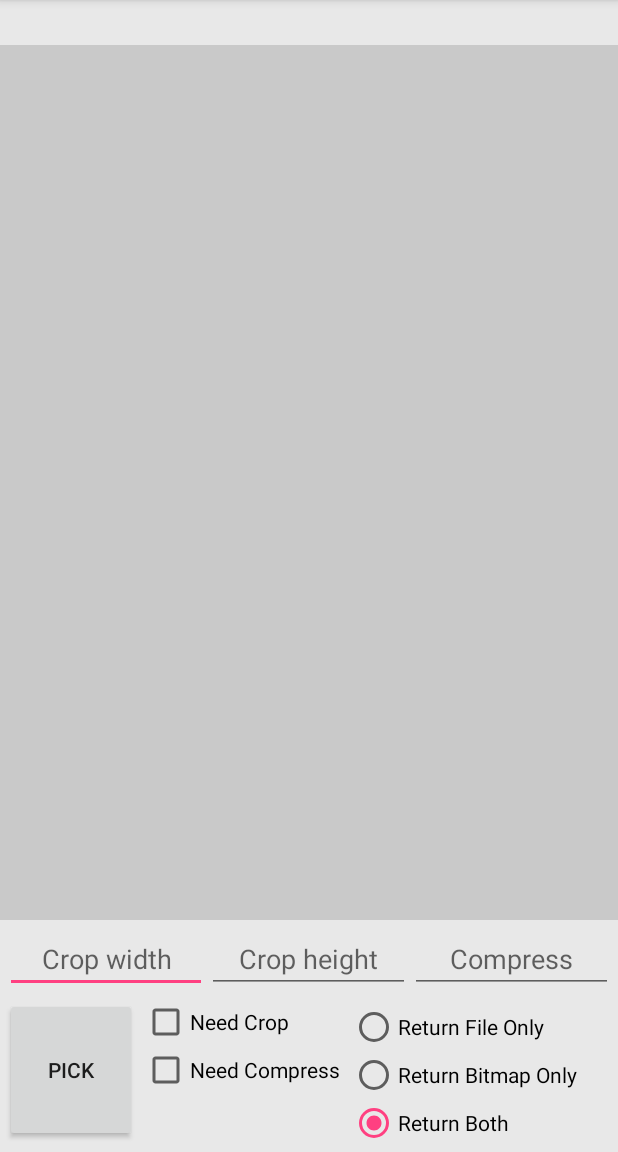
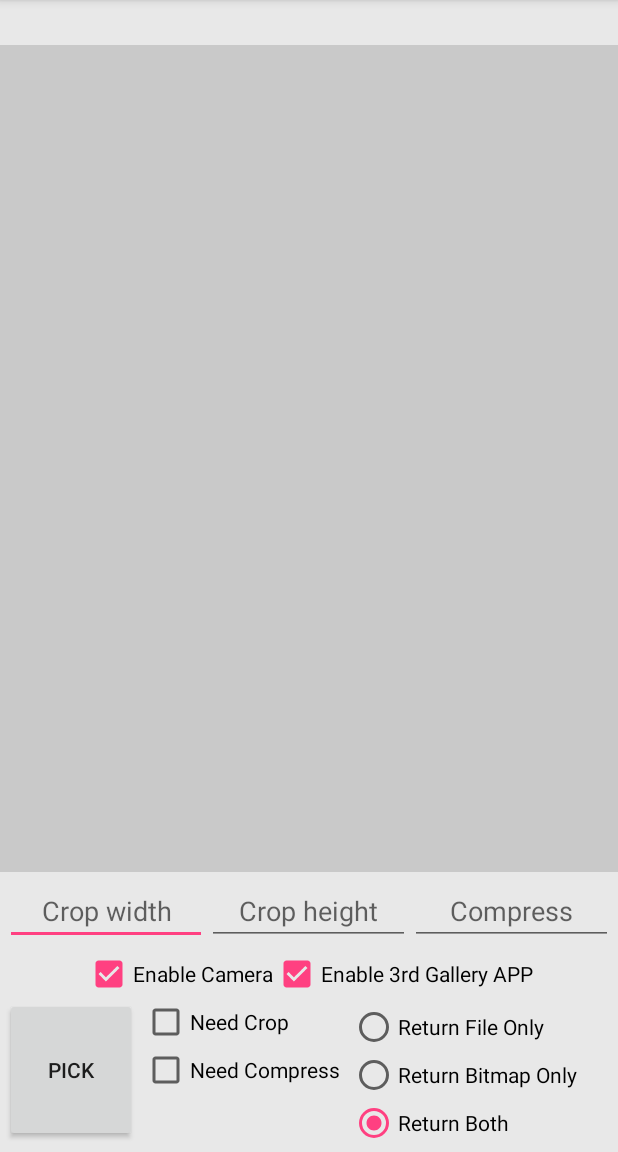
Before and after one commit to ocwvar/PicturePicker, an Android app: the screen it shows after launch (MainActivity), on a phone screen of 412 x 824 dp, the part 84-1236 px from its top. Run offline under Robolectric (Android 15) with nearby library versions, the phone set to English and light mode, and no system bars.

Commit message:
可以控制是否允许使用相机以及第三方图库功能，以及代码的整理

```diff
--- a/app/src/main/java/com/ocwvar/picturepicker/DemoActivity/MainActivity.java
+++ b/app/src/main/java/com/ocwvar/picturepicker/DemoActivity/MainActivity.java
@@ -23,8 +23,8 @@ import java.util.Random;
 public class MainActivity extends AppCompatActivity implements View.OnClickListener {
 
 	EditText getWidth, getHeight, getCompress;
-	CheckBox needCrop, needCompress;
-	RadioButton fileOnly, bitmapOnly, both;
+    CheckBox needCrop, needCompress, enableCamera, enable3rdGallery;
+    RadioButton fileOnly, bitmapOnly, both;
 
 	ImageView imageView;
 	TextView textView;
@@ -41,6 +41,8 @@ public class MainActivity extends AppCompatActivity implements View.OnClickListe
 
 		needCrop = (CheckBox) findViewById(R.id.isCrop);
 		needCompress = (CheckBox) findViewById(R.id.isCompress);
+        enableCamera = (CheckBox) findViewById(R.id.enableCamera);
+        enable3rdGallery = (CheckBox) findViewById(R.id.enableGallery);
 
 		fileOnly = (RadioButton) findViewById(R.id.returnFile);
 		bitmapOnly = (RadioButton) findViewById(R.id.returnBitmap);
@@ -99,8 +101,10 @@ public class MainActivity extends AppCompatActivity implements View.OnClickListe
 				.setCompressValue(compressValue)
 				.setCropHeight(cropHeight)
 				.setCropWidth(cropWidth)
-				.setFileSavePathAndName(Environment.getExternalStorageDirectory() + "/PickerTest", "Test" + String.valueOf(new Random(System.currentTimeMillis()).nextInt())+".jpg")
-				.startPickerNow_ACTIVITY(MainActivity.this, 8, 1);
+                .allowUseCamera(enableCamera.isChecked())
+                .allowUse3rdGallery(enable3rdGallery.isChecked())
+                .setFileSavePathAndName(Environment.getExternalStorageDirectory() + "/PickerTest", "Test" + String.valueOf(new Random(System.currentTimeMillis()).nextInt()) + ".jpg")
+                .startPickerNow_ACTIVITY(MainActivity.this, 8, 1);
 
 	}
 
--- a/app/src/main/res/layout/activity_main.xml
+++ b/app/src/main/res/layout/activity_main.xml
@@ -92,9 +92,10 @@
     </LinearLayout>
 
     <LinearLayout
+        android:id="@+id/topPanel"
         android:layout_width="match_parent"
         android:layout_height="wrap_content"
-        android:layout_above="@+id/bottomPanel"
+        android:layout_above="@+id/midPanel"
         android:layout_alignParentLeft="true"
         android:layout_alignParentStart="true"
         android:background="#94ffffff"
@@ -133,4 +134,29 @@
 
     </LinearLayout>
 
+    <LinearLayout
+        android:id="@+id/midPanel"
+        android:layout_width="match_parent"
+        android:layout_height="wrap_content"
+        android:layout_above="@+id/bottomPanel"
+        android:background="#94ffffff"
+        android:gravity="center"
+        android:orientation="horizontal">
+
+        <CheckBox
+            android:id="@+id/enableCamera"
+            android:layout_width="wrap_content"
+            android:layout_height="wrap_content"
+            android:checked="true"
+            android:text="Enable Camera" />
+
+        <CheckBox
+            android:id="@+id/enableGallery"
+            android:layout_width="wrap_content"
+            android:layout_height="wrap_content"
+            android:checked="true"
+            android:text="Enable 3rd Gallery APP" />
+
+    </LinearLayout>
+
 </RelativeLayout>
```
Also changed, not shown: app/src/main/java/com/ocwvar/picturepicker/Picker/PicturePickerUnity.java (+56 -33 lines).
